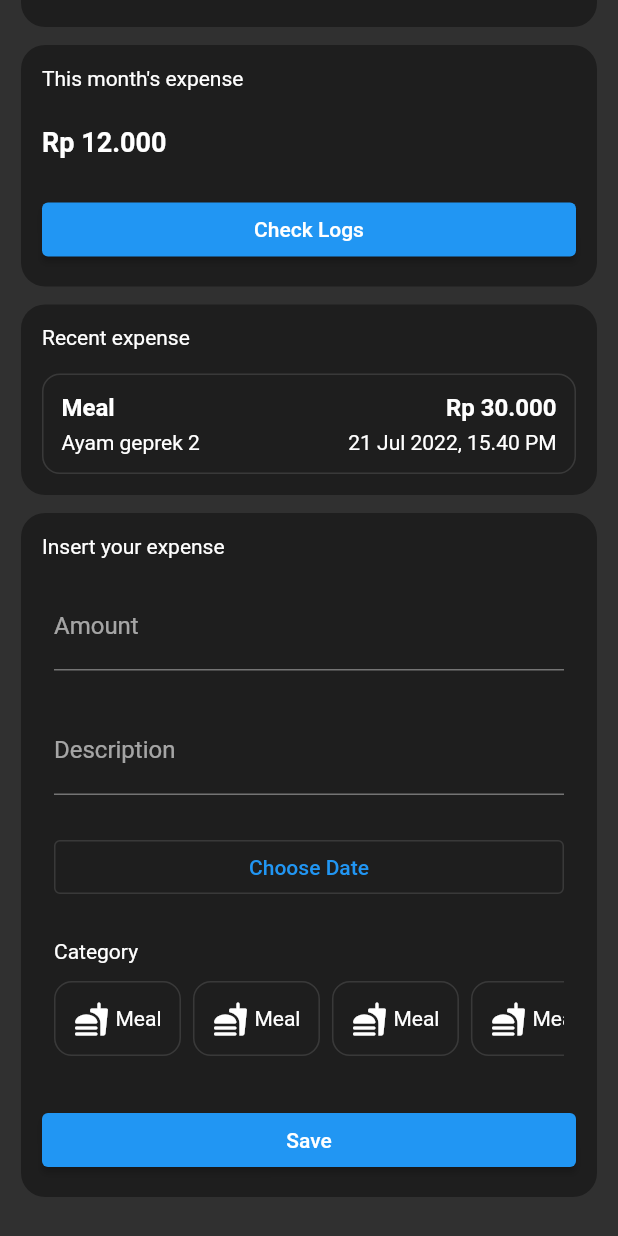
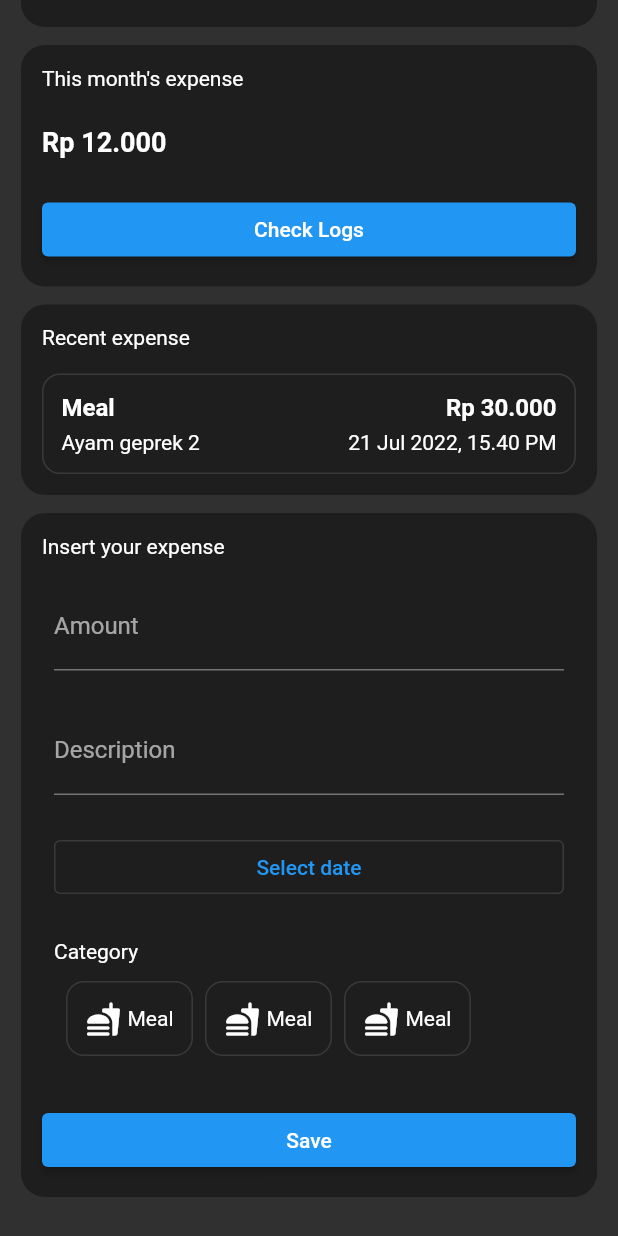
Before and after one commit to fikrihkll/flutter_myduit, a Flutter app: the HomePage screen opened by its route, scrolled down 107 dp, after a tap on "Save", on a phone screen of 412 x 824 dp. Run offline on Flutter 3.47's test engine with Material 2 defaults, Android fonts, the phone set to English and light mode, and no system bars; our stand-ins replace cloud_firestore, firebase_auth, firebase_core, google_sign_in; accounts and stored records are empty.

```diff
--- a/lib/core/firebase_util.dart
+++ b/lib/core/firebase_util.dart
@@ -81,4 +81,8 @@ class FirebaseUtil {
   static signOut() async {
     await FirebaseAuth.instance.signOut();
   }
+
+  static String getUID() {
+    return FirebaseAuth.instance.currentUser!.uid;
+  }
 }
--- a/lib/features/presentation/pages/home/home_page.dart
+++ b/lib/features/presentation/pages/home/home_page.dart
@@ -15,7 +15,9 @@ class HomePage extends StatefulWidget {
 
 class _HomePageState extends State<HomePage> {
   String? name;
-  // String date = "${datePick}/${_selectedDate.value.year}";
+  String dateText = "Select date";
+  late String monthlyDateCode;
+  late String dailyDateCode;
   final TextEditingController _nominalController = TextEditingController();
   final TextEditingController _descController = TextEditingController();
   late ExpenseRepository expenseRepository;
@@ -198,7 +200,12 @@ class _HomePageState extends State<HomePage> {
               child: Row(
                 children: [
                   Expanded(
-                    child: DatePicker(restorationId: 'home'),
+                    child: OutlinedButton(
+                      onPressed: () {
+                        showDate();
+                      },
+                      child: Text(dateText),
+                    ),
                   ),
                 ],
               ),
@@ -216,30 +223,6 @@ class _HomePageState extends State<HomePage> {
                     child: ListView(
                       scrollDirection: Axis.horizontal,
                       children: [
-                        InkWell(
-                          onTap: () {},
-                          borderRadius: BorderRadius.circular(12),
-                          child: Container(
-                            padding: EdgeInsets.all(12),
-                            decoration: BoxDecoration(
-                              borderRadius: BorderRadius.circular(12),
-                              border: Border.all(
-                                color: Colors.white12,
-                                width: 1,
-                              )
-                            ),
-                            child: Row(
-                              children: [
-                                Icon(
-                                  Icons.fastfood_rounded,
-                                  size: 24,
-                                ),
-                                SizedBox(width: 4,),
-                                Text("Meal"),
-                              ],
-                            ),
-                          ),
-                        ),
                         SizedBox(width: 8),
                         InkWell(
                           onTap: () {},
@@ -331,18 +314,18 @@ class _HomePageState extends State<HomePage> {
                   Expanded(
                     child: ElevatedButton(
                       onPressed: () {
-                        // _insertExpense(
-                        //   "",
-                        //   "Meal",
-                        //   _nominalController.text,
-                        //   _descController.text,
-                        //   ,
-                        //   monthCode,
-                        //   dailyCode,
-                        //   uid,
-                        //   timestamp,
-                        //   updated_at,
-                        //   context),
+                        _insertExpense(
+                          "",
+                          "Meal",
+                          _nominalController.text,
+                          _descController.text,
+                          dateText,
+                          monthlyDateCode,
+                          dailyDateCode,
+                          FirebaseUtil.getUID(),
+                          "",
+                          "",
+                          context);
                       },
                       child: Text(
                           "Save"
@@ -457,12 +440,18 @@ class _HomePageState extends State<HomePage> {
     );
   }
 
-  Future<void> showDatePicker() async {
-    // var result = await showDatePicker(
-    //     context: context,
-    //     initialDate: DateTime.now(),
-    //     firstDate: DateTime(DateTime.now().year-1),
-    //     lastDate: DateTime(DateTime.now().year+1));
+  Future<void> showDate() async {
+    var result = await showDatePicker(
+        context: context,
+        initialDate: DateTime.now(),
+        firstDate: DateTime(DateTime.now().year-1),
+        lastDate: DateTime(DateTime.now().year+1));
+    if (result != null) {
+      dateText = "${result.year}-${result.month}-${result.day}";
+      dailyDateCode = "${result.day}-${result.month}-${result.year}";
+      monthlyDateCode = "${result.month}-${result.year}";
+      setState(() {});
+    }
   }
 
   Future<void> _insertExpense(String id, String category, String nominal, String desc, String date, String monthCode, String dailyCode, String uid, String timestamp, String updated_at, BuildContext context) async {
@@ -481,6 +470,9 @@ class _HomePageState extends State<HomePage> {
           updated_at: "")
       );
       ScaffoldMessenger.of(context).showSnackBar(const SnackBar(content: Text("Insert successful")));
+      _descController.clear();
+      _nominalController.clear();
+      dateText = "Select date";
     } else if (category == null && nominal == null && desc == null){
       ScaffoldMessenger.of(context).showSnackBar(const SnackBar(content: Text("Fill the inputs")));
     }
```
Also changed, not shown: lib/features/data/models/expense_model.dart (+7 -3 lines), lib/features/presentation/pages/home/category_widget.dart (added, +37 -0 lines).
